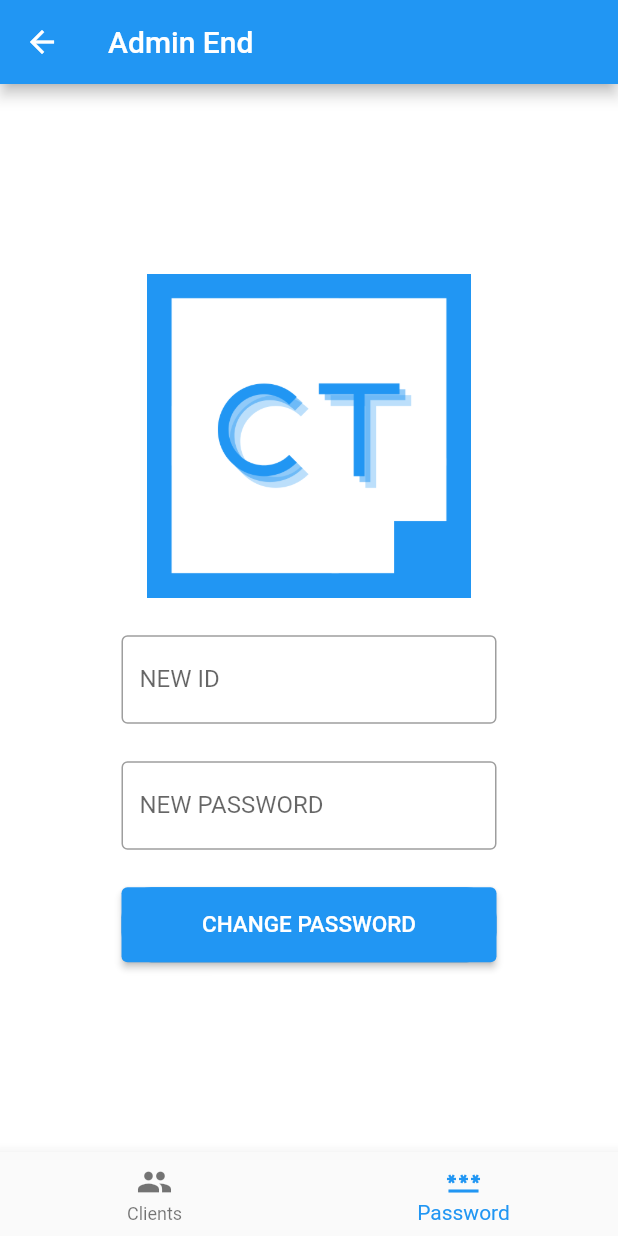
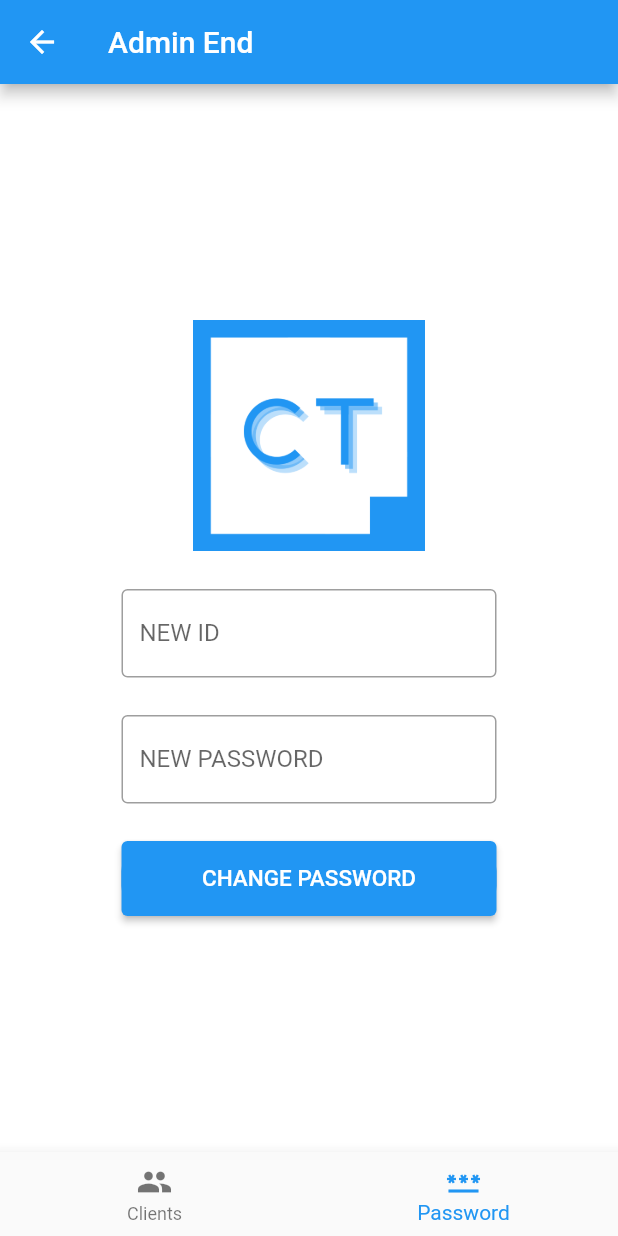
Before and after one commit to andrewkimjoseph/plpfinalproject, a Flutter app: the HomeSAApp screen opened directly, item 2 of the bottom bar chosen, on a phone screen of 412 x 824 dp. Run offline on Flutter 3.47's test engine with Material 2 defaults, Android fonts, the phone set to English and light mode, and no system bars; our stand-ins replace csv, firebase_core, firebase_database, google_fonts, shared_preferences; accounts and stored records are empty.

Commit message:
Improved Spacing in Admin Page

```diff
--- a/lib/admin/home.dart
+++ b/lib/admin/home.dart
@@ -46,7 +46,9 @@ class _HomeSAApp extends State<HomeSAApp> {
                   ),
                 ),
               ),
+              const SizedBox(height: 15),
               Image.asset('assets/images/saapp_icon.png', scale: 9),
+              const SizedBox(height: 15),
               Container(
                 height: 50,
                 width: 250,
@@ -67,7 +69,9 @@ class _HomeSAApp extends State<HomeSAApp> {
                   ),
                 ),
               ),
+              const SizedBox(height: 15),
               Image.asset('assets/images/saapp_icon.png', scale: 9),
+              const SizedBox(height: 15),
               Container(
                 height: 50,
                 width: 250,
@@ -153,7 +157,7 @@ class _HomeSAApp extends State<HomeSAApp> {
         mainAxisAlignment: MainAxisAlignment.center,
         crossAxisAlignment: CrossAxisAlignment.center,
         children: <Widget>[
-          Image.asset('assets/images/saapp_icon.png', scale: 5),
+          Image.asset('assets/images/saapp_icon.png', scale: 7),
           const SizedBox(height: 25),
           Form(
             key: _formKey,
```
